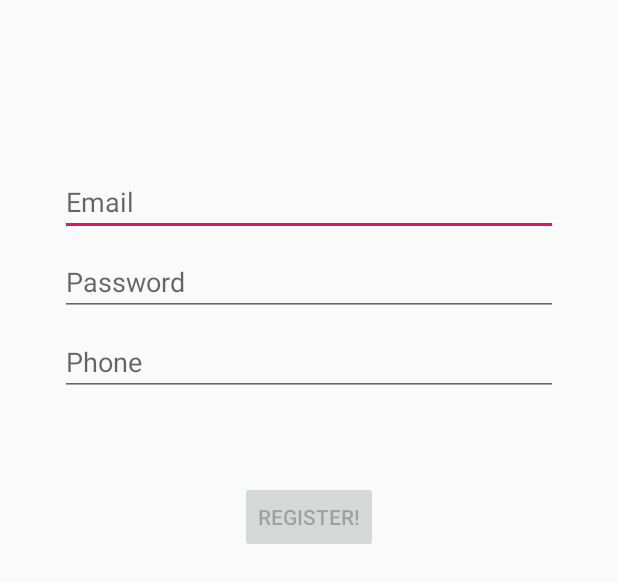
After one commit to osdiallo/flydar, an Android app: the layout activity_registration.xml on its own in the app's theme, with its tools: preview values and no code run, on a phone screen of 412 x 824 dp. The commit adds this screen. Shown: the top 583 px of the screen. Run offline under Robolectric (Android 15) with nearby library versions, the phone set to English and light mode, and no system bars.

Commit message:
Added registration button

```diff
--- a/app/src/main/AndroidManifest.xml
+++ b/app/src/main/AndroidManifest.xml
@@ -21,6 +21,13 @@
                 <category android:name="android.intent.category.LAUNCHER" />
             </intent-filter>
         </activity>
+
+        <activity
+            android:name=".ui.login.Registration"
+            android:label="Registration_Page" >
+
+
+        </activity>
     </application>
 
 </manifest>
--- a/app/src/main/java/com/example/flydar/ui/login/LoginActivity.java
+++ b/app/src/main/java/com/example/flydar/ui/login/LoginActivity.java
@@ -1,5 +1,6 @@
 package  com.example.flydar.ui.login;
 
+import android.content.Intent;
 import android.app.Activity;
 import androidx.lifecycle.Observer;
 import androidx.lifecycle.ViewModelProviders;
@@ -36,6 +37,7 @@ public class LoginActivity extends AppCompatActivity {
         final EditText usernameEditText = findViewById(R.id.username);
         final EditText passwordEditText = findViewById(R.id.password);
         final Button loginButton = findViewById(R.id.login);
+        final Button registerButton = findViewById(R.id.register);
         final ProgressBar loadingProgressBar = findViewById(R.id.loading);
 
         loginViewModel.getLoginFormState().observe(this, new Observer<LoginFormState>() {
@@ -113,6 +115,14 @@ public class LoginActivity extends AppCompatActivity {
                         passwordEditText.getText().toString());
             }
         });
+
+        registerButton.setOnClickListener(new View.OnClickListener(){
+            @Override
+            public void onClick(View v) {
+                Intent i = new Intent(getApplicationContext(), Registration.class);
+                startActivity(i);
+            }
+        });
     }
 
     private void updateUiWithUser(LoggedInUserView model) {
--- /dev/null
+++ b/app/src/main/java/com/example/flydar/ui/login/Registration.java
@@ -0,0 +1,4 @@
+package com.example.flydar.ui.login;
+
+public class Registration {
+}
--- /dev/null
+++ b/app/src/main/res/layout/activity_registration.xml
@@ -0,0 +1,95 @@
+<?xml version="1.0" encoding="utf-8"?>
+<androidx.constraintlayout.widget.ConstraintLayout
+xmlns:android="http://schemas.android.com/apk/res/android"
+xmlns:app="http://schemas.android.com/apk/res-auto"
+xmlns:tools="http://schemas.android.com/tools"
+android:id="@+id/container"
+android:layout_width="match_parent"
+android:layout_height="match_parent"
+android:paddingBottom="@dimen/activity_vertical_margin"
+android:paddingLeft="@dimen/activity_horizontal_margin"
+android:paddingRight="@dimen/activity_horizontal_margin"
+android:paddingTop="@dimen/activity_vertical_margin"
+tools:context=".ui.login.LoginActivity">
+
+<EditText
+    android:id="@+id/username"
+    android:layout_width="0dp"
+    android:layout_height="wrap_content"
+    android:layout_marginStart="24dp"
+    android:layout_marginTop="96dp"
+    android:layout_marginEnd="24dp"
+    android:autofillHints="@string/prompt_email"
+    android:hint="@string/prompt_email"
+    android:inputType="textEmailAddress"
+    android:selectAllOnFocus="true"
+    app:layout_constraintEnd_toEndOf="parent"
+    app:layout_constraintStart_toStartOf="parent"
+    app:layout_constraintTop_toTopOf="parent" />
+
+<EditText
+    android:id="@+id/password"
+    android:layout_width="0dp"
+    android:layout_height="wrap_content"
+    android:layout_marginStart="24dp"
+    android:layout_marginTop="8dp"
+    android:layout_marginEnd="24dp"
+    android:autofillHints="@string/prompt_password"
+    android:hint="@string/prompt_password"
+    android:imeActionLabel="@string/action_sign_in_short"
+    android:imeOptions="actionDone"
+    android:inputType="textPassword"
+    android:selectAllOnFocus="true"
+    app:layout_constraintEnd_toEndOf="parent"
+    app:layout_constraintStart_toStartOf="parent"
+    app:layout_constraintTop_toBottomOf="@+id/username" />
+
+<EditText
+    android:id="@+id/phone_num"
+    android:layout_width="0dp"
+    android:layout_height="wrap_content"
+    android:layout_marginStart="24dp"
+    android:layout_marginTop="8dp"
+    android:layout_marginEnd="24dp"
+    android:autofillHints="@string/prompt_phone"
+    android:hint="@string/prompt_phone"
+    android:inputType="phone"
+    android:selectAllOnFocus="true"
+    app:layout_constraintEnd_toEndOf="parent"
+    app:layout_constraintStart_toStartOf="parent"
+    app:layout_constraintTop_toBottomOf="@+id/password" />
+
+<Button
+    android:id="@+id/register_user"
+    android:enabled="false"
+    android:layout_width="wrap_content"
+    android:layout_height="wrap_content"
+    android:layout_gravity="start"
+    android:layout_marginStart="48dp"
+    android:layout_marginTop="16dp"
+    android:layout_marginEnd="48dp"
+    android:layout_marginBottom="64dp"
+    android:text="Register!"
+    app:layout_constraintBottom_toBottomOf="parent"
+    app:layout_constraintEnd_toEndOf="parent"
+    app:layout_constraintStart_toStartOf="parent"
+    app:layout_constraintTop_toBottomOf="@+id/password"
+    app:layout_constraintVertical_bias="0.2" />
+
+<ProgressBar
+    android:id="@+id/loading"
+    android:visibility="gone"
+    android:layout_width="wrap_content"
+    android:layout_height="wrap_content"
+    android:layout_gravity="center"
+    android:layout_marginStart="32dp"
+    android:layout_marginTop="64dp"
+    android:layout_marginEnd="32dp"
+    android:layout_marginBottom="64dp"
+    app:layout_constraintBottom_toBottomOf="parent"
+    app:layout_constraintEnd_toEndOf="@+id/password"
+    app:layout_constraintStart_toStartOf="@+id/password"
+    app:layout_constraintTop_toTopOf="parent"
+    app:layout_constraintVertical_bias="0.3" />
+
+</androidx.constraintlayout.widget.ConstraintLayout>
--- a/app/src/main/res/values/strings.xml
+++ b/app/src/main/res/values/strings.xml
@@ -9,4 +9,5 @@
     <string name="invalid_username">Not a valid username</string>
     <string name="invalid_password">Password must be >5 characters</string>
     <string name="login_failed">"Login failed"</string>
+    <string name="prompt_phone">Phone</string>
 </resources>
```
Also changed, not shown: app/gradle/wrapper/gradle-wrapper.properties (added), 4 other files.
